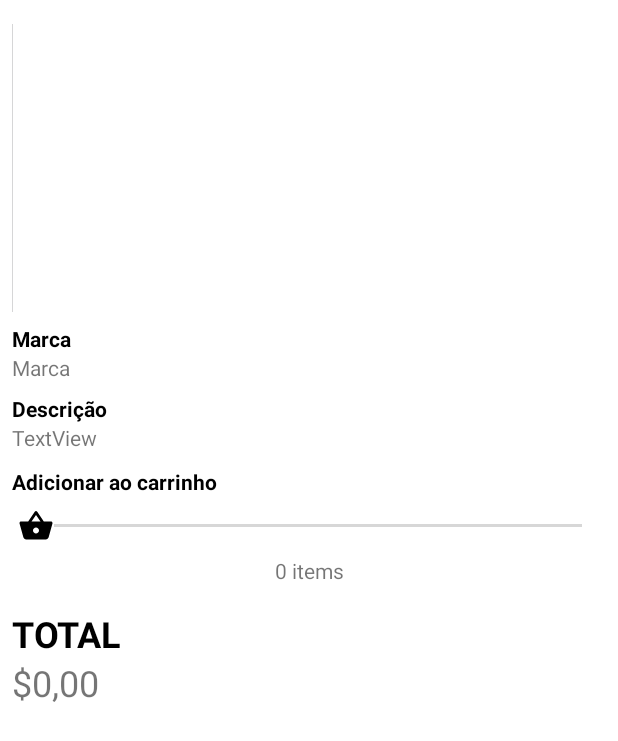
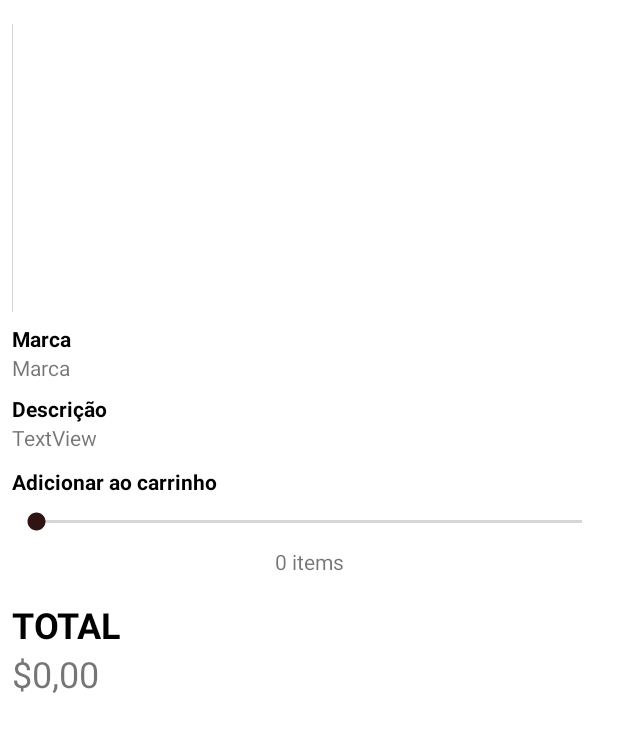
Before and after one commit to lfgtavora/DesafioCarro, an Android app: the layout activity_car_details.xml on its own in the app's theme, with its tools: preview values and no code run, on a phone screen of 412 x 824 dp. Shown: the top 741 px of the screen. Run offline under Robolectric (Android 15) with nearby library versions, the phone set to English and light mode, and no system bars.

```diff
--- a/app/src/main/java/com/example/desafiocarro/database/AppDatabase.java
+++ b/app/src/main/java/com/example/desafiocarro/database/AppDatabase.java
@@ -8,4 +8,5 @@ import com.example.desafiocarro.models.Car;
 @Database(entities = {Car.class}, version = 1, exportSchema = false)
 public abstract class AppDatabase extends RoomDatabase  {
         public abstract CarDAO carDAO();
+        public abstract ShopcartDAO ShopcartDAO();
 }
--- a/app/src/main/res/drawable/ic_error_black_24dp.xml
+++ b/app/src/main/res/drawable/ic_error_black_24dp.xml
@@ -1,5 +1,5 @@
-<vector android:height="24dp" android:tint="#000000"
+<vector android:height="24dp" android:tint="#8F8F8F"
     android:viewportHeight="24.0" android:viewportWidth="24.0"
     android:width="24dp" xmlns:android="http://schemas.android.com/apk/res/android">
-    <path android:fillColor="#000000" android:pathData="M12,2C6.48,2 2,6.48 2,12s4.48,10 10,10 10,-4.48 10,-10S17.52,2 12,2zM13,17h-2v-2h2v2zM13,13h-2L11,7h2v6z"/>
+    <path android:fillColor="#FF000000" android:pathData="M12,2C6.48,2 2,6.48 2,12s4.48,10 10,10 10,-4.48 10,-10S17.52,2 12,2zM13,17h-2v-2h2v2zM13,13h-2L11,7h2v6z"/>
 </vector>
--- a/app/src/main/res/drawable/ic_shopping_basket_black_24dp.xml
+++ b/app/src/main/res/drawable/ic_shopping_basket_black_24dp.xml
@@ -1,9 +1,5 @@
-<vector xmlns:android="http://schemas.android.com/apk/res/android"
-        android:width="24dp"
-        android:height="24dp"
-        android:viewportWidth="24.0"
-        android:viewportHeight="24.0">
-    <path
-        android:fillColor="#000"
-        android:pathData="M17.21,9l-4.38,-6.56c-0.19,-0.28 -0.51,-0.42 -0.83,-0.42 -0.32,0 -0.64,0.14 -0.83,0.43L6.79,9L2,9c-0.55,0 -1,0.45 -1,1 0,0.09 0.01,0.18 0.04,0.27l2.54,9.27c0.23,0.84 1,1.46 1.92,1.46h13c0.92,0 1.69,-0.62 1.93,-1.46l2.54,-9.27L23,10c0,-0.55 -0.45,-1 -1,-1h-4.79zM9,9l3,-4.4L15,9L9,9zM12,17c-1.1,0 -2,-0.9 -2,-2s0.9,-2 2,-2 2,0.9 2,2 -0.9,2 -2,2z"/>
+<vector android:height="24dp" android:tint="#8F8F8F"
+    android:viewportHeight="24.0" android:viewportWidth="24.0"
+    android:width="24dp" xmlns:android="http://schemas.android.com/apk/res/android">
+    <path android:fillColor="#FF000000" android:pathData="M17.21,9l-4.38,-6.56c-0.19,-0.28 -0.51,-0.42 -0.83,-0.42 -0.32,0 -0.64,0.14 -0.83,0.43L6.79,9L2,9c-0.55,0 -1,0.45 -1,1 0,0.09 0.01,0.18 0.04,0.27l2.54,9.27c0.23,0.84 1,1.46 1.92,1.46h13c0.92,0 1.69,-0.62 1.93,-1.46l2.54,-9.27L23,10c0,-0.55 -0.45,-1 -1,-1h-4.79zM9,9l3,-4.4L15,9L9,9zM12,17c-1.1,0 -2,-0.9 -2,-2s0.9,-2 2,-2 2,0.9 2,2 -0.9,2 -2,2z"/>
 </vector>
--- a/app/src/main/res/layout/activity_car_details.xml
+++ b/app/src/main/res/layout/activity_car_details.xml
@@ -66,8 +66,7 @@
             android:id="@+id/seekBarID"
             android:layout_width="match_parent"
             android:layout_height="wrap_content"
-            android:padding="8dp"
-            android:thumb="@drawable/ic_shopping_basket_black_24dp" />
+            android:padding="8dp" />
 
         <TextView
             android:id="@+id/QuantidadeID"
@@ -93,6 +92,16 @@
             android:text="$0,00"
             android:textSize="24sp" />
 
+        <TextView
+            android:id="@+id/WarningQtdTxt"
+            android:layout_width="match_parent"
+            android:layout_height="wrap_content"
+            android:layout_marginTop="8dp"
+            android:autoText="false"
+            android:drawableLeft="@drawable/ic_error_black_24dp"
+            android:text="Você nao pode gastar mais de R$100.000,00"
+            android:visibility="invisible" />
+
         <Button
             android:id="@+id/BtnAddToCart"
             android:layout_width="match_parent"
```
Also changed, not shown: app/src/main/java/com/example/desafiocarro/CarDetails.java (+36 -5 lines), app/src/main/java/com/example/desafiocarro/database/ShopcartDAO.java (added, +9 -0 lines), app/src/main/java/com/example/desafiocarro/fragments/MyCart.java (+16 -0 lines), app/src/main/java/com/example/desafiocarro/models/Shopcart.java (+16 -0 lines), app/src/main/res/layout/alert_dialog_add_to_cart.xml (added, +27 -0 lines).
